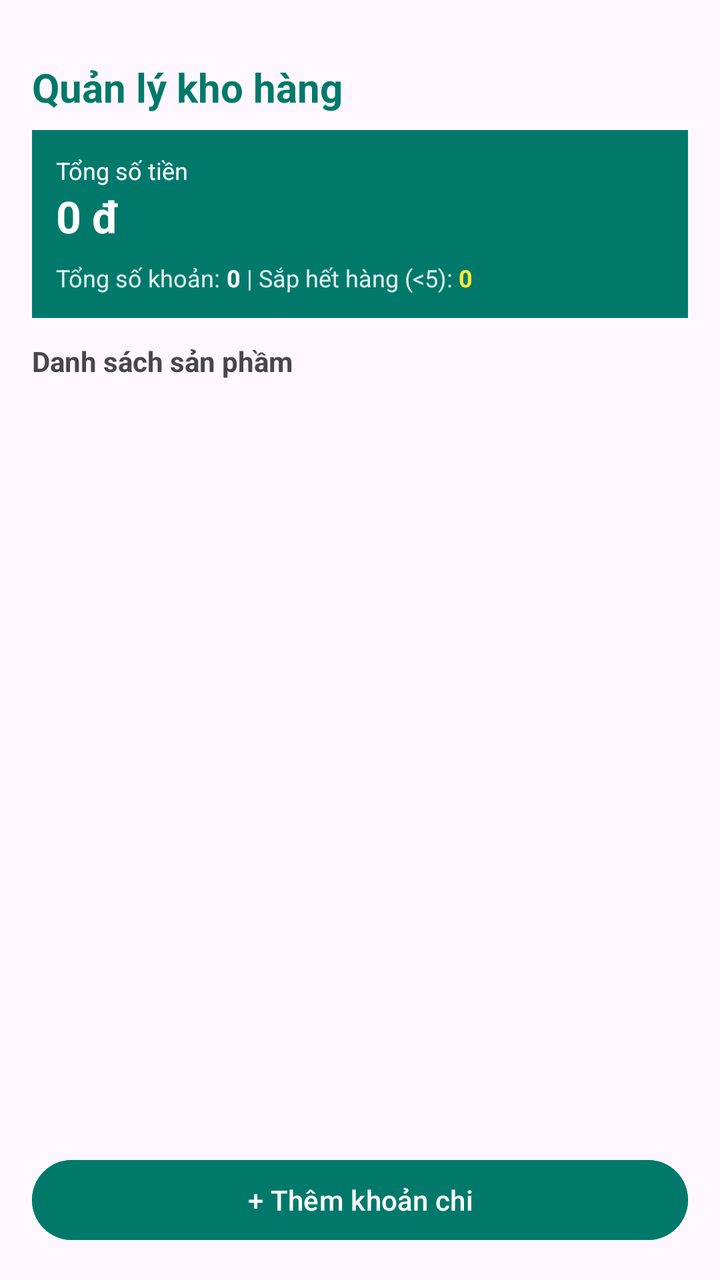
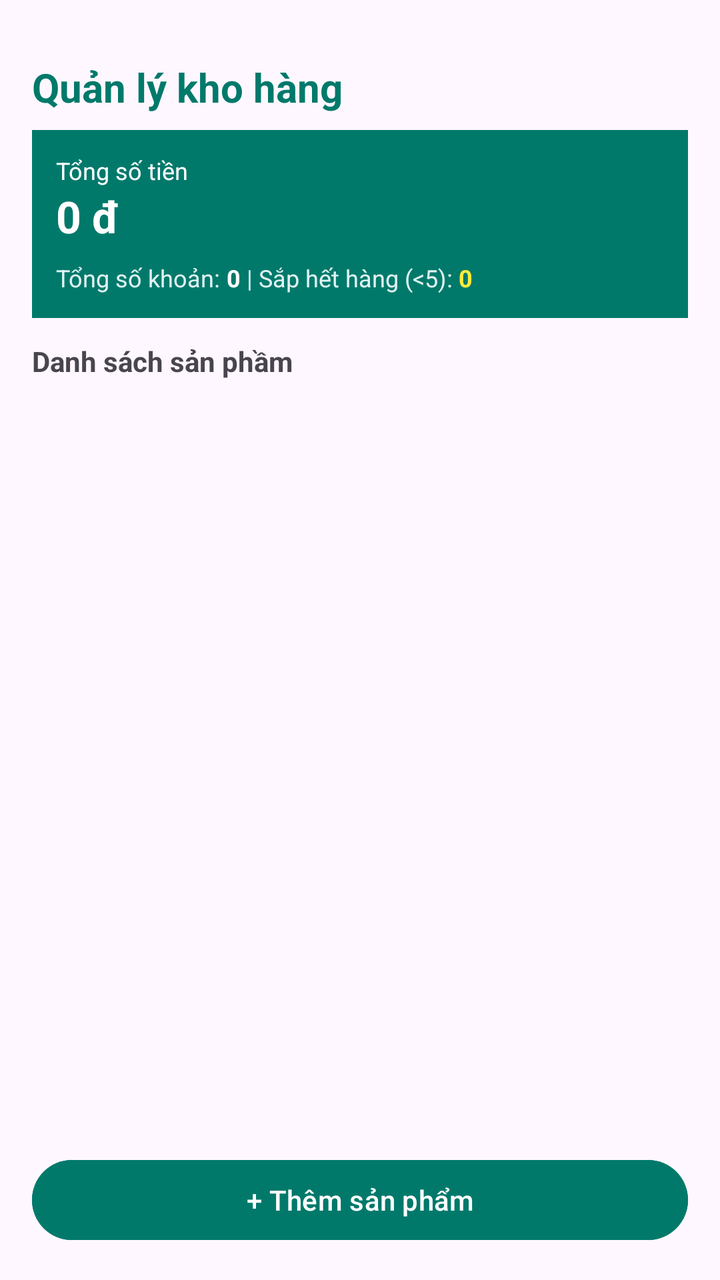

Two renders of the same Android screen: before a commit and after it. Below are the layout's source before the change and the commit's diff.
<!-- AndroidManifest.xml: application theme Theme.Quanlychitieu -->
<!-- res/layout/activity_main.xml -->
<?xml version="1.0" encoding="utf-8"?>
<LinearLayout xmlns:android="http://schemas.android.com/apk/res/android"
    android:layout_width="match_parent"
    android:layout_height="match_parent"
    android:orientation="vertical"
    android:padding="16dp">

    
    <TextView
        android:layout_width="match_parent"
        android:layout_height="wrap_content"
        android:text="Quản lý kho hàng"
        android:textSize="20sp"
        android:textStyle="bold"
        android:textColor="#00796B"
        android:paddingBottom="8dp"
        android:layout_marginTop="14dp"/>

    
    <LinearLayout
        android:layout_width="match_parent"
        android:layout_height="wrap_content"
        android:orientation="vertical"
        android:background="#00796B"
        android:padding="12dp"
        android:layout_marginBottom="12dp">

        <TextView
            android:layout_width="wrap_content"
            android:layout_height="wrap_content"
            android:text="Tổng số tiền "
            android:textColor="#FFFFFF"
            android:textSize="12sp" />

        <TextView
            android:id="@+id/tvTotalValue"
            android:layout_width="wrap_content"
            android:layout_height="wrap_content"
            android:text="0 đ"
            android:textColor="#FFFFFF"
            android:textSize="22sp"
            android:textStyle="bold" />

        <LinearLayout
            android:layout_width="match_parent"
            android:layout_height="wrap_content"
            android:orientation="horizontal"
            android:layout_marginTop="8dp">

            <TextView
                android:layout_width="wrap_content"
                android:layout_height="wrap_content"
                android:text="Tổng số khoản: "
                android:textColor="#E0F2F1"
                android:textSize="12sp" />

            <TextView
                android:id="@+id/tvTotalProducts"
                android:layout_width="wrap_content"
                android:layout_height="wrap_content"
                android:text="0"
                android:textColor="#FFFFFF"
                android:textStyle="bold"
                android:textSize="12sp" />

            <TextView
                android:layout_width="wrap_content"
                android:layout_height="wrap_content"
                android:text=" | Sắp hết hàng (&lt;5): "
                android:textColor="#E0F2F1"
                android:textSize="12sp" />

            <TextView
                android:id="@+id/tvLowStock"
                android:layout_width="wrap_content"
                android:layout_height="wrap_content"
                android:text="0"
                android:textColor="#FFEB3B"
                android:textStyle="bold"
                android:textSize="12sp" />
        </LinearLayout>
    </LinearLayout>

    <TextView
        android:layout_width="match_parent"
        android:layout_height="wrap_content"
        android:text="Danh sách sản phầm"
        android:textStyle="bold"
        android:textSize="14sp"
        android:paddingBottom="4dp" />

    
    <ListView
        android:id="@+id/lvProducts"
        android:layout_width="match_parent"
        android:layout_height="0dp"
        android:layout_weight="1"
        android:divider="#E0E0E0"
        android:dividerHeight="1dp" />

    
    <Button
        android:id="@+id/btnAddProduct"
        android:layout_width="match_parent"
        android:layout_height="wrap_content"
        android:text="+ Thêm khoản chi"
        android:backgroundTint="#00796B"
        android:textColor="#FFFFFF"
        android:layout_marginTop="8dp" />

</LinearLayout>
<!-- resources referenced by this layout -->
<resources>
  <style name="Theme.Quanlychitieu" parent="Base.Theme.Quanlychitieu" />
  <style name="Base.Theme.Quanlychitieu" parent="Theme.Material3.DayNight.NoActionBar">
          
          
      </style>
</resources>

<!-- the commit's change to res/layout/activity_main.xml (unified diff, before → after) -->
@@ -103,7 +103,7 @@
         android:id="@+id/btnAddProduct"
         android:layout_width="match_parent"
         android:layout_height="wrap_content"
-        android:text="+ Thêm khoản chi"
+        android:text="+ Thêm sản phẩm"
         android:backgroundTint="#00796B"
         android:textColor="#FFFFFF"
         android:layout_marginTop="8dp" />
